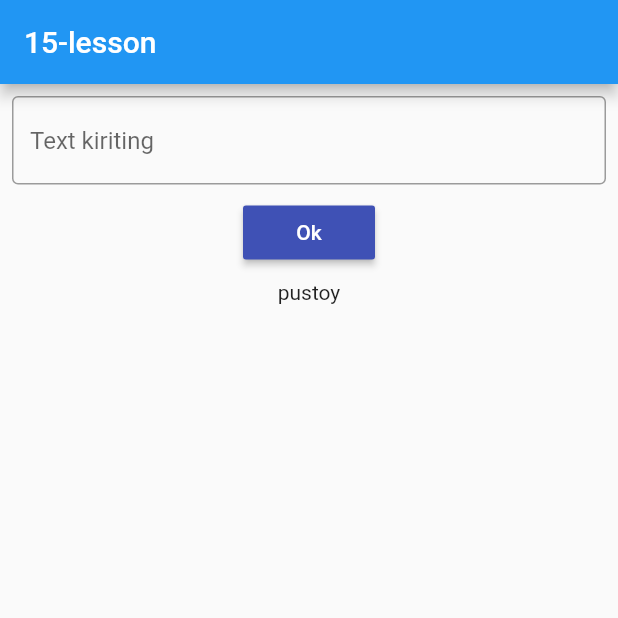
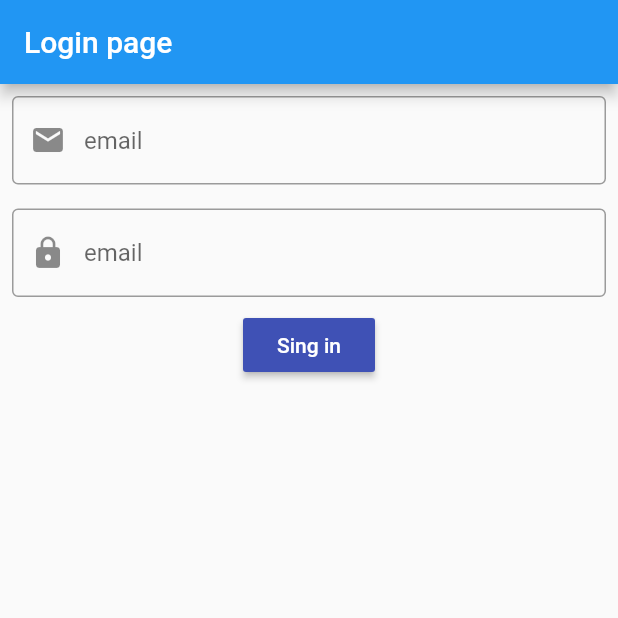
Before and after one commit to oyatillo7777/tests, a Flutter app: the screen it shows after launch, on a phone screen of 412 x 824 dp, the top half of it. Run offline on Flutter 3.47's test engine with Material 2 defaults, Android fonts, the phone set to English and light mode, and no system bars; our stand-ins replace hive, hive_flutter, image_picker, shared_preferences; accounts and stored records are empty.

Commit message:
16-lesson

```diff
--- /dev/null
+++ b/lib/16-lesson login page/screens/login_page.dart
@@ -0,0 +1,59 @@
+import 'package:flutter/material.dart';
+import 'package:shared_preferences/shared_preferences.dart';
+
+class Sixteenth_Login extends StatefulWidget {
+  const Sixteenth_Login({super.key});
+
+  @override
+  State<Sixteenth_Login> createState() => _Sixteenth_LoginState();
+}
+
+class _Sixteenth_LoginState extends State<Sixteenth_Login> {
+  TextEditingController txtEmail = TextEditingController();
+  TextEditingController txtPassword = TextEditingController();
+
+  @override
+  Widget build(BuildContext context) {
+    return Scaffold(
+      appBar: AppBar(title: Text("Login page")),
+      body: Column(
+        children: [
+          Padding(
+            padding: const EdgeInsets.all(8.0),
+            child: TextField(
+              controller: txtEmail,
+              decoration: InputDecoration(
+                  hintText: 'email',
+                  prefixIcon: Icon(Icons.email),
+                  border: OutlineInputBorder()),
+            ),
+          ),
+          Padding(
+            padding: const EdgeInsets.all(8.0),
+            child: TextField(
+              controller: txtPassword,
+              decoration: InputDecoration(
+                  hintText: 'email',
+                  prefixIcon: Icon(Icons.lock),
+                  border: OutlineInputBorder()),
+            ),
+          ),
+          MaterialButton(
+            onPressed: () {
+              saqla();
+              Navigator.pushNamedAndRemoveUntil(
+                  context, "/home", (route) => false);
+            },
+            color: Colors.indigo,
+            child: Text("Sing in", style: TextStyle(color: Colors.white)),
+          )
+        ],
+      ),
+    );
+  }
+
+  Future<void> saqla() async {
+    SharedPreferences sharedPreferences = await SharedPreferences.getInstance();
+    sharedPreferences.setBool('isLogged', true);
+  }
+}
```
Also changed, not shown: lib/16-lesson login page/screens/home_page.dart (added, +17 -0 lines), lib/main.dart (+15 -4 lines).
